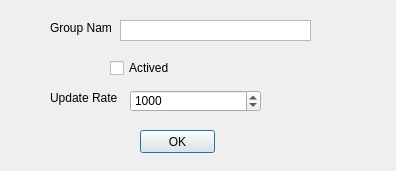
Qt form SolarServer/SolarServer/dlgaddgroup.ui (jjfsq1985/StudyLab) before a commit.
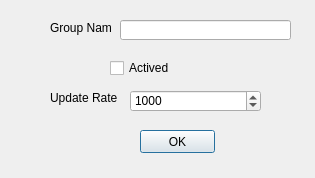
The same form after that commit.

Patch:
```diff
--- a/SolarServer/SolarServer/dlgaddgroup.ui
+++ b/SolarServer/SolarServer/dlgaddgroup.ui
@@ -6,8 +6,8 @@
    <rect>
     <x>0</x>
     <y>0</y>
-    <width>396</width>
-    <height>171</height>
+    <width>315</width>
+    <height>178</height>
    </rect>
   </property>
   <property name="windowTitle">
@@ -26,25 +26,6 @@
     <string>Group Name</string>
    </property>
   </widget>
-  <widget class="QTextEdit" name="groupName">
-   <property name="geometry">
-    <rect>
-     <x>120</x>
-     <y>20</y>
-     <width>191</width>
-     <height>21</height>
-    </rect>
-   </property>
-   <property name="inputMethodHints">
-    <set>Qt::ImhNone</set>
-   </property>
-   <property name="verticalScrollBarPolicy">
-    <enum>Qt::ScrollBarAlwaysOff</enum>
-   </property>
-   <property name="horizontalScrollBarPolicy">
-    <enum>Qt::ScrollBarAlwaysOff</enum>
-   </property>
-  </widget>
   <widget class="QCheckBox" name="Actived">
    <property name="geometry">
     <rect>
@@ -106,6 +87,16 @@
     <string>OK</string>
    </property>
   </widget>
+  <widget class="QLineEdit" name="groupName">
+   <property name="geometry">
+    <rect>
+     <x>120</x>
+     <y>20</y>
+     <width>171</width>
+     <height>20</height>
+    </rect>
+   </property>
+  </widget>
  </widget>
  <layoutdefault spacing="6" margin="11"/>
  <resources/>
```
Left out of the diff: 8 changed lines with no effect on the pictures.
